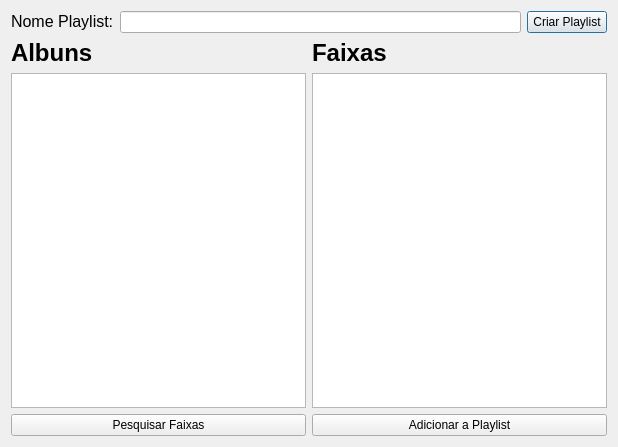
Old version of the form spotPer/janelanovaplaylist.ui in the repository liiiipe/spotPer.
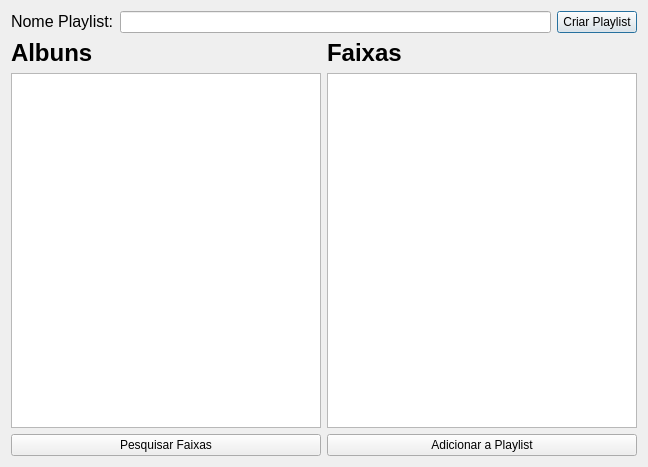
New version of the form.

What changed in the file:
```diff
--- a/spotPer/janelanovaplaylist.ui
+++ b/spotPer/janelanovaplaylist.ui
@@ -6,8 +6,8 @@
    <rect>
     <x>0</x>
     <y>0</y>
-    <width>618</width>
-    <height>447</height>
+    <width>648</width>
+    <height>467</height>
    </rect>
   </property>
   <property name="windowTitle">
```
Left out of the diff: 42 changed lines with no effect on the pictures.
